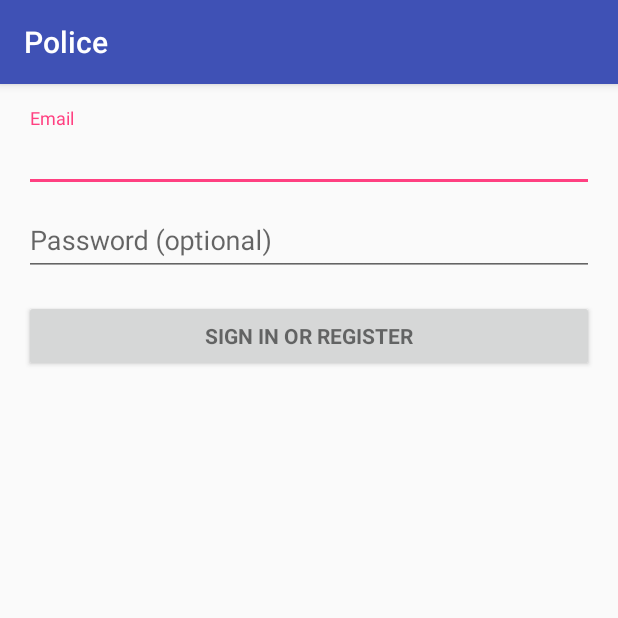
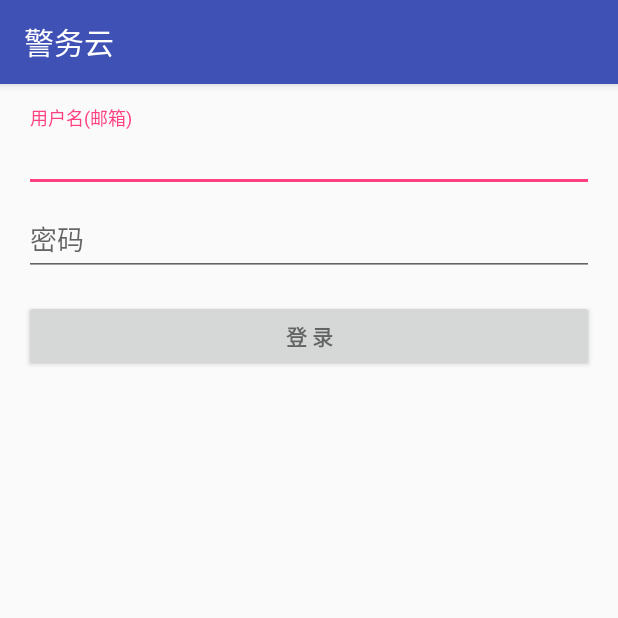
Before and after one commit to LancCJ/Police, an Android app: the screen it shows after launch (LoginActivity), on a phone screen of 412 x 824 dp, the top half of it. Run offline under Robolectric (Android 15) with nearby library versions, the light colour scheme and no system bars; libraries missing offline, so code that uses them is left out: org.xutils.x; 5 statements that could not run were skipped.

Commit message:
测试提交

```diff
--- a/app/src/main/res/layout/activity_login.xml
+++ b/app/src/main/res/layout/activity_login.xml
@@ -28,7 +28,8 @@
             android:id="@+id/email_login_form"
             android:layout_width="match_parent"
             android:layout_height="wrap_content"
-            android:orientation="vertical">
+            android:orientation="vertical"
+            android:weightSum="1">
 
             <android.support.design.widget.TextInputLayout
                 android:layout_width="match_parent"
@@ -47,7 +48,8 @@
 
             <android.support.design.widget.TextInputLayout
                 android:layout_width="match_parent"
-                android:layout_height="wrap_content">
+                android:layout_height="wrap_content"
+                android:layout_weight="2.13">
 
                 <EditText
                     android:id="@+id/password"
--- a/app/src/main/res/values/strings.xml
+++ b/app/src/main/res/values/strings.xml
@@ -1,15 +1,15 @@
 <resources>
-    <string name="app_name">Police</string>
+    <string name="app_name">警务云</string>
 
     <!-- Strings related to login -->
-    <string name="prompt_email">Email</string>
-    <string name="prompt_password">Password (optional)</string>
-    <string name="action_sign_in">Sign in or register</string>
-    <string name="action_sign_in_short">Sign in</string>
-    <string name="error_invalid_email">This email address is invalid</string>
-    <string name="error_invalid_password">This password is too short</string>
-    <string name="error_incorrect_password">This password is incorrect</string>
-    <string name="error_field_required">This field is required</string>
+    <string name="prompt_email">用户名(邮箱)</string>
+    <string name="prompt_password">密码</string>
+    <string name="action_sign_in">登  录</string>
+    <string name="action_sign_in_short">登录</string>
+    <string name="error_invalid_email">邮箱格式不正确</string>
+    <string name="error_invalid_password">密码太短</string>
+    <string name="error_incorrect_password">密码不正确</string>
+    <string name="error_field_required">必填</string>
     <string name="permission_rationale">"Contacts permissions are needed for providing email
         completions."
     </string>
```
